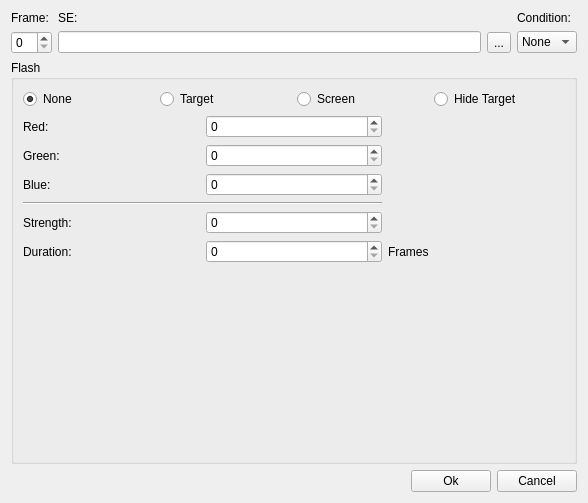
Before: the Qt Designer form editors/animations/flashsedialog.ui in jowin202/YaRXP, drawn with Qt 5.
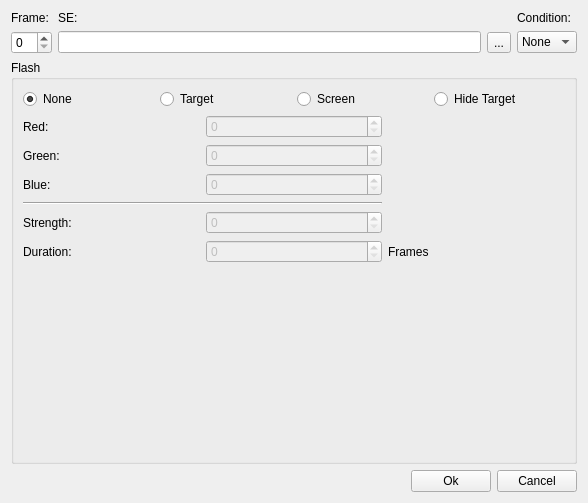
After: the same form once the commit is applied.

Diff of the .ui file:
```diff
--- a/editors/animations/flashsedialog.ui
+++ b/editors/animations/flashsedialog.ui
@@ -104,7 +104,10 @@
          </widget>
         </item>
         <item row="3" column="1">
-         <widget class="QSpinBox" name="spinBox_4">
+         <widget class="QSpinBox" name="spin_blue">
+          <property name="enabled">
+           <bool>false</bool>
+          </property>
           <property name="maximum">
            <number>255</number>
           </property>
@@ -181,28 +184,40 @@
          </widget>
         </item>
         <item row="1" column="1">
-         <widget class="QSpinBox" name="spinBox_2">
+         <widget class="QSpinBox" name="spin_red">
+          <property name="enabled">
+           <bool>false</bool>
+          </property>
           <property name="maximum">
            <number>255</number>
           </property>
          </widget>
         </item>
         <item row="2" column="1">
-         <widget class="QSpinBox" name="spinBox_3">
+         <widget class="QSpinBox" name="spin_green">
+          <property name="enabled">
+           <bool>false</bool>
+          </property>
           <property name="maximum">
            <number>255</number>
           </property>
          </widget>
         </item>
         <item row="6" column="1">
-         <widget class="QSpinBox" name="spinBox_6">
+         <widget class="QSpinBox" name="spin_duration">
+          <property name="enabled">
+           <bool>false</bool>
+          </property>
           <property name="maximum">
            <number>200</number>
           </property>
          </widget>
         </item>
         <item row="5" column="1">
-         <widget class="QSpinBox" name="spinBox_5">
+         <widget class="QSpinBox" name="spin_strength">
+          <property name="enabled">
+           <bool>false</bool>
+          </property>
           <property name="maximum">
            <number>255</number>
           </property>
```
Left out of the diff: 180 changed lines with no effect on the pictures.
